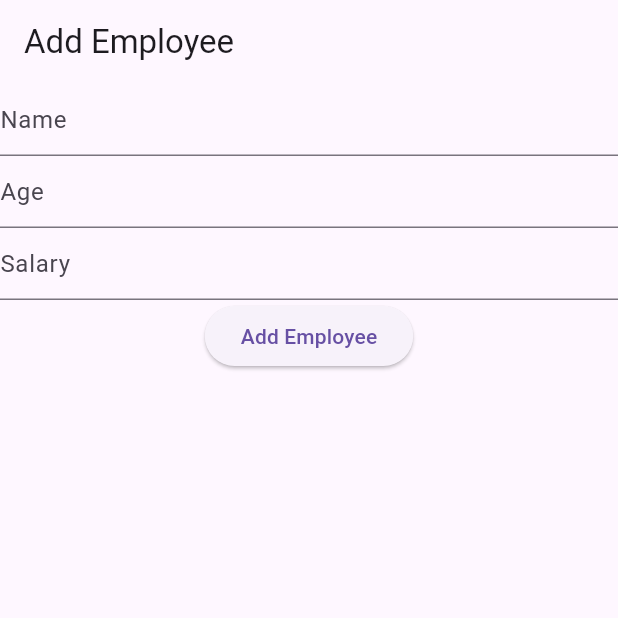
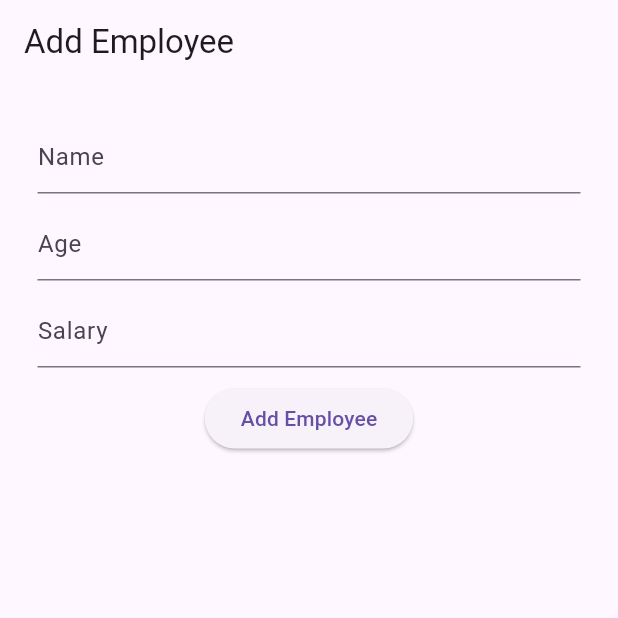
Before and after one commit to jihanurrahman33/MyApp, a Flutter app: the screen it shows after launch, on a phone screen of 412 x 824 dp, the top half of it. Run offline on Flutter 3.47's test engine with Material 3 defaults, Android fonts, the phone set to English and light mode, and no system bars.

Commit message:
Update main.dart

```diff
--- a/lib/main.dart
+++ b/lib/main.dart
@@ -12,15 +12,21 @@ class App extends StatelessWidget {
     return MaterialApp(
         home: Scaffold(
       appBar: AppBar(title: Text('Add Employee')),
-      body: Column(
+      body: Padding(
+        padding: const EdgeInsets.all(25),
+        child: Column(
           children: [
             TextFormField(
               decoration: InputDecoration(hintText: 'Name'),
             ),
+            SizedBox(height: 10),
             TextFormField(decoration: InputDecoration(hintText: 'Age')),
+            SizedBox(height: 10),
             TextFormField(decoration: InputDecoration(hintText: 'Salary')),
+            SizedBox(height: 10),
             ElevatedButton(onPressed: () {}, child: Text('Add Employee'))
           ],
+        ),
       ),
     ));
   }
```
Lines whose indentation alone changed are shown as unchanged.
